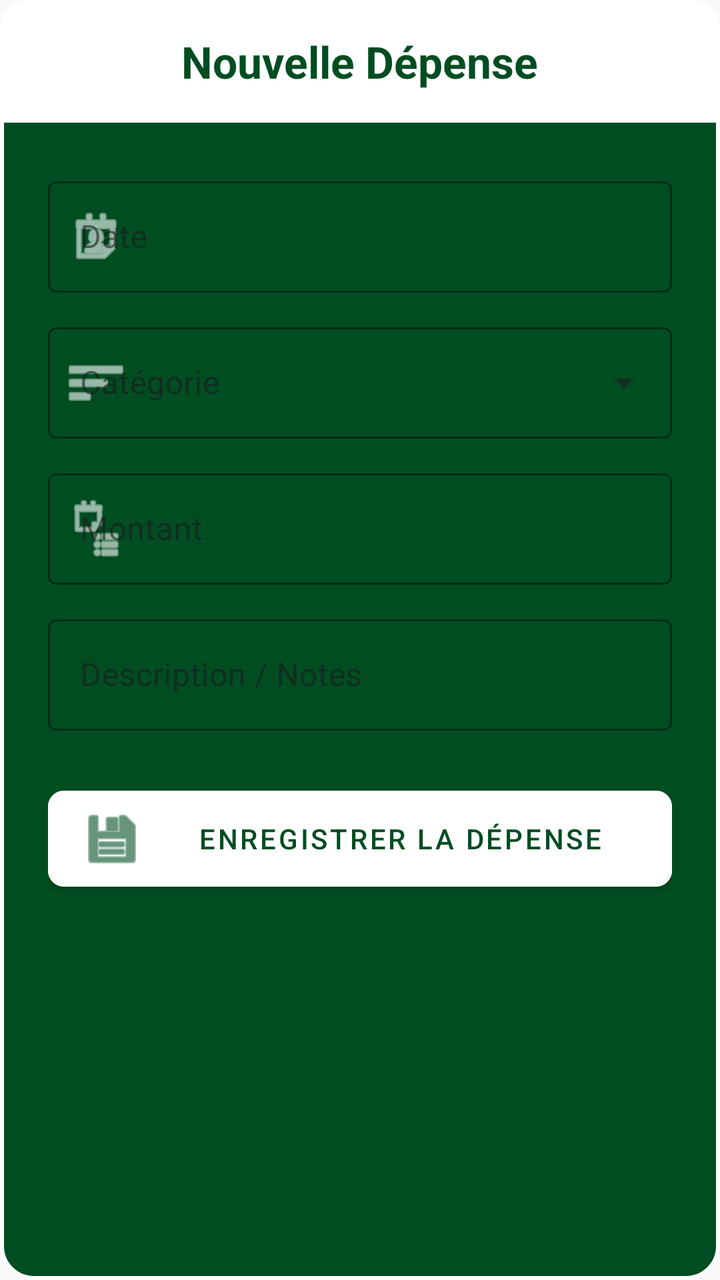
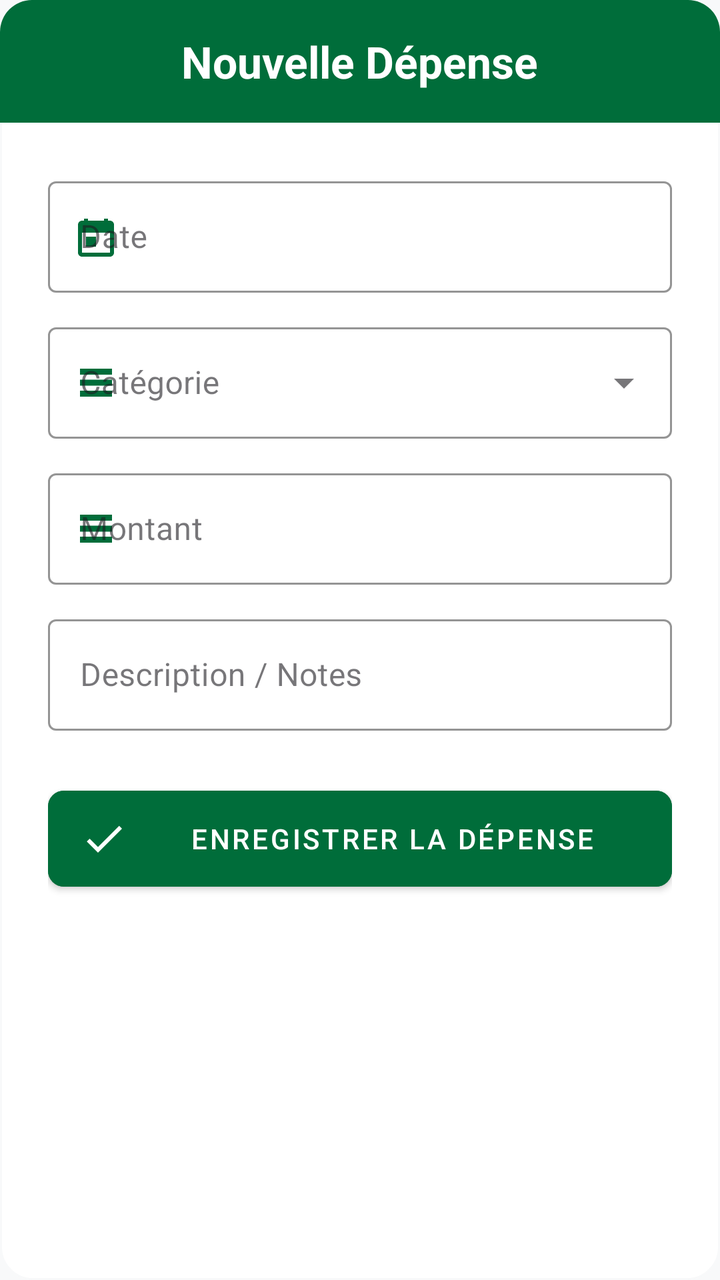

Screens rendered from an Android XML layout before and after an edit, with the pre-edit source and the edit as a unified diff.
<!-- AndroidManifest.xml: application theme Theme.Poulailler_copilot -->
<!-- res/layout/dialog_add_expense.xml -->
<?xml version="1.0" encoding="utf-8"?>
<LinearLayout xmlns:android="http://schemas.android.com/apk/res/android"
    xmlns:app="http://schemas.android.com/apk/res-auto"
    android:layout_width="match_parent"
    android:layout_height="wrap_content"
    android:orientation="vertical"
    android:background="@drawable/bg_dialog_dark">

    <LinearLayout
        android:layout_width="match_parent"
        android:layout_height="wrap_content"
        android:background="@drawable/bg_dialog_header"
        android:padding="16dp"
        android:gravity="center">
        <TextView
            android:layout_width="wrap_content"
            android:layout_height="wrap_content"
            android:text="Nouvelle Dépense"
            android:textColor="@color/primary_variant"
            android:textSize="22sp"
            android:textStyle="bold"/>
    </LinearLayout>

    <LinearLayout
        android:layout_width="match_parent"
        android:layout_height="wrap_content"
        android:orientation="vertical"
        android:padding="24dp">

        <com.google.android.material.textfield.TextInputLayout
            android:id="@+id/tilDate"
            android:layout_width="match_parent"
            android:layout_height="wrap_content"
            android:hint="Date"
            style="@style/Widget.MaterialComponents.TextInputLayout.OutlinedBox"
            android:layout_marginBottom="12dp"
            app:hintTextColor="#CCFFFFFF"
            app:boxStrokeColor="@color/white"
            app:startIconDrawable="@android:drawable/ic_menu_my_calendar"
            app:startIconTint="@color/white">
            <com.google.android.material.textfield.TextInputEditText
                android:id="@+id/etExpenseDate"
                android:layout_width="match_parent"
                android:layout_height="wrap_content"
                android:focusable="false"
                android:clickable="true"
                android:textColor="@color/white" />
        </com.google.android.material.textfield.TextInputLayout>

        <com.google.android.material.textfield.TextInputLayout
            android:layout_width="match_parent"
            android:layout_height="wrap_content"
            android:hint="Catégorie"
            style="@style/Widget.MaterialComponents.TextInputLayout.OutlinedBox.ExposedDropdownMenu"
            android:layout_marginBottom="12dp"
            app:hintTextColor="#CCFFFFFF"
            app:boxStrokeColor="@color/white"
            app:startIconDrawable="@android:drawable/ic_menu_sort_by_size"
            app:startIconTint="@color/white">
            <AutoCompleteTextView
                android:id="@+id/autoCompleteCategory"
                android:layout_width="match_parent"
                android:layout_height="wrap_content"
                android:inputType="none"
                android:textColor="@color/white" />
        </com.google.android.material.textfield.TextInputLayout>

        <com.google.android.material.textfield.TextInputLayout
            android:id="@+id/tilSubCategory"
            android:layout_width="match_parent"
            android:layout_height="wrap_content"
            android:hint="Sous-catégorie"
            style="@style/Widget.MaterialComponents.TextInputLayout.OutlinedBox.ExposedDropdownMenu"
            android:layout_marginBottom="12dp"
            android:visibility="gone"
            app:hintTextColor="#CCFFFFFF"
            app:boxStrokeColor="@color/white"
            app:startIconDrawable="@android:drawable/ic_menu_sort_by_size"
            app:startIconTint="@color/white">
            <AutoCompleteTextView
                android:id="@+id/autoCompleteSubCategory"
                android:layout_width="match_parent"
                android:layout_height="wrap_content"
                android:inputType="none"
                android:textColor="@color/white" />
        </com.google.android.material.textfield.TextInputLayout>

        <com.google.android.material.textfield.TextInputLayout
            android:id="@+id/tilQuantityKg"
            android:layout_width="match_parent"
            android:layout_height="wrap_content"
            android:hint="Quantité (kg)"
            style="@style/Widget.MaterialComponents.TextInputLayout.OutlinedBox"
            android:layout_marginBottom="12dp"
            android:visibility="gone"
            app:hintTextColor="#CCFFFFFF"
            app:boxStrokeColor="@color/white">
            <com.google.android.material.textfield.TextInputEditText
                android:id="@+id/etQuantityKg"
                android:layout_width="match_parent"
                android:layout_height="wrap_content"
                android:inputType="numberDecimal"
                android:textColor="@color/white" />
        </com.google.android.material.textfield.TextInputLayout>

        <com.google.android.material.textfield.TextInputLayout
            android:id="@+id/tilAmount"
            android:layout_width="match_parent"
            android:layout_height="wrap_content"
            android:hint="Montant"
            style="@style/Widget.MaterialComponents.TextInputLayout.OutlinedBox"
            android:layout_marginBottom="12dp"
            app:hintTextColor="#CCFFFFFF"
            app:boxStrokeColor="@color/white"
            app:startIconDrawable="@android:drawable/ic_menu_agenda"
            app:startIconTint="@color/white">
            <com.google.android.material.textfield.TextInputEditText
                android:id="@+id/etAmount"
                android:layout_width="match_parent"
                android:layout_height="wrap_content"
                android:inputType="numberDecimal"
                android:textColor="@color/white" />
        </com.google.android.material.textfield.TextInputLayout>

        <com.google.android.material.textfield.TextInputLayout
            android:layout_width="match_parent"
            android:layout_height="wrap_content"
            android:hint="Description / Notes"
            style="@style/Widget.MaterialComponents.TextInputLayout.OutlinedBox"
            android:layout_marginBottom="24dp"
            app:hintTextColor="#CCFFFFFF"
            app:boxStrokeColor="@color/white">
            <com.google.android.material.textfield.TextInputEditText
                android:id="@+id/etDescription"
                android:layout_width="match_parent"
                android:layout_height="wrap_content"
                android:inputType="textLongMessage"
                android:textColor="@color/white" />
        </com.google.android.material.textfield.TextInputLayout>

        <com.google.android.material.button.MaterialButton
            android:id="@+id/btnSaveExpense"
            android:layout_width="match_parent"
            android:layout_height="60dp"
            android:text="ENREGISTRER LA DÉPENSE"
            android:backgroundTint="@color/white"
            android:textColor="@color/primary_variant"
            app:cornerRadius="8dp"
            app:icon="@android:drawable/ic_menu_save"
            app:iconTint="@color/primary_variant" />
    </LinearLayout>
</LinearLayout>
<!-- resources referenced by this layout -->
<resources>
  <color name="primary_variant">#004D22</color>
  <color name="white">#FFFFFFFF</color>
  <!-- drawable bg_dialog_dark (drawable) -->
  <?xml version="1.0" encoding="utf-8"?>
  <shape xmlns:android="http://schemas.android.com/apk/res/android">
      <solid android:color="@color/primary_variant" />
      <stroke
          android:width="2dp"
          android:color="@color/white" />
      <corners android:radius="16dp" />
  </shape>
  <!-- drawable bg_dialog_header (drawable) -->
  <?xml version="1.0" encoding="utf-8"?>
  <shape xmlns:android="http://schemas.android.com/apk/res/android">
      <solid android:color="@color/white" />
      <corners
          android:topLeftRadius="14dp"
          android:topRightRadius="14dp" />
  </shape>
  <color name="primary">#006D3A</color>
  <color name="secondary">#43A047</color>
  <color name="secondary_variant">#2E7D32</color>
  <color name="background">@color/off_white</color>
  <color name="surface">#FFFFFF</color>
  <color name="text_primary">#1C1B1F</color>
  <color name="text_secondary">#49454F</color>
  <style name="Widget.App.CardView" parent="Widget.MaterialComponents.CardView">
          <item name="cardElevation">2dp</item>
          <item name="cardCornerRadius">16dp</item>
          <item name="cardBackgroundColor">@color/surface</item>
          <item name="strokeWidth">0dp</item>
      </style>
  <style name="ShapeAppearance.App.LargeComponent" parent="ShapeAppearance.MaterialComponents.LargeComponent">
          <item name="cornerFamily">rounded</item>
          <item name="cornerSize">16dp</item>
      </style>
  <style name="ThemeOverlay.App.MaterialAlertDialog" parent="ThemeOverlay.MaterialComponents.MaterialAlertDialog">
          <item name="colorSurface">@color/surface</item>
          <item name="colorOnSurface">@color/text_primary</item>
          <item name="android:textColorPrimary">@color/text_primary</item>
      </style>
  <color name="off_white">#F8F9FA</color>
  <!-- unchanged entries left out for length: 1 -->
</resources>

<!-- the commit's change to res/layout/dialog_add_expense.xml (unified diff, before → after) -->
@@ -16,7 +16,7 @@
             android:layout_width="wrap_content"
             android:layout_height="wrap_content"
             android:text="Nouvelle Dépense"
-            android:textColor="@color/primary_variant"
+            android:textColor="@color/white"
             android:textSize="22sp"
             android:textStyle="bold"/>
     </LinearLayout>
@@ -34,17 +34,17 @@
             android:hint="Date"
             style="@style/Widget.MaterialComponents.TextInputLayout.OutlinedBox"
             android:layout_marginBottom="12dp"
-            app:hintTextColor="#CCFFFFFF"
-            app:boxStrokeColor="@color/white"
-            app:startIconDrawable="@android:drawable/ic_menu_my_calendar"
-            app:startIconTint="@color/white">
+            app:hintTextColor="@color/text_secondary"
+            app:boxStrokeColor="@color/primary"
+            app:startIconDrawable="@drawable/ic_calendar"
+            app:startIconTint="@color/primary">
             <com.google.android.material.textfield.TextInputEditText
                 android:id="@+id/etExpenseDate"
                 android:layout_width="match_parent"
                 android:layout_height="wrap_content"
                 android:focusable="false"
                 android:clickable="true"
-                android:textColor="@color/white" />
+                android:textColor="@color/text_primary" />
         </com.google.android.material.textfield.TextInputLayout>
 
         <com.google.android.material.textfield.TextInputLayout
@@ -53,16 +53,16 @@
             android:hint="Catégorie"
             style="@style/Widget.MaterialComponents.TextInputLayout.OutlinedBox.ExposedDropdownMenu"
             android:layout_marginBottom="12dp"
-            app:hintTextColor="#CCFFFFFF"
-            app:boxStrokeColor="@color/white"
-            app:startIconDrawable="@android:drawable/ic_menu_sort_by_size"
-            app:startIconTint="@color/white">
+            app:hintTextColor="@color/text_secondary"
+            app:boxStrokeColor="@color/primary"
+            app:startIconDrawable="@drawable/ic_batches"
+            app:startIconTint="@color/primary">
             <AutoCompleteTextView
                 android:id="@+id/autoCompleteCategory"
                 android:layout_width="match_parent"
                 android:layout_height="wrap_content"
                 android:inputType="none"
-                android:textColor="@color/white" />
+                android:textColor="@color/text_primary" />
         </com.google.android.material.textfield.TextInputLayout>
 
         <com.google.android.material.textfield.TextInputLayout
@@ -73,16 +73,16 @@
             style="@style/Widget.MaterialComponents.TextInputLayout.OutlinedBox.ExposedDropdownMenu"
             android:layout_marginBottom="12dp"
             android:visibility="gone"
-            app:hintTextColor="#CCFFFFFF"
-            app:boxStrokeColor="@color/white"
-            app:startIconDrawable="@android:drawable/ic_menu_sort_by_size"
-            app:startIconTint="@color/white">
+            app:hintTextColor="@color/text_secondary"
+            app:boxStrokeColor="@color/primary"
+            app:startIconDrawable="@drawable/ic_batches"
+            app:startIconTint="@color/primary">
             <AutoCompleteTextView
                 android:id="@+id/autoCompleteSubCategory"
                 android:layout_width="match_parent"
                 android:layout_height="wrap_content"
                 android:inputType="none"
-                android:textColor="@color/white" />
+                android:textColor="@color/text_primary" />
         </com.google.android.material.textfield.TextInputLayout>
 
         <com.google.android.material.textfield.TextInputLayout
@@ -93,14 +93,14 @@
             style="@style/Widget.MaterialComponents.TextInputLayout.OutlinedBox"
             android:layout_marginBottom="12dp"
             android:visibility="gone"
-            app:hintTextColor="#CCFFFFFF"
-            app:boxStrokeColor="@color/white">
+            app:hintTextColor="@color/text_secondary"
+            app:boxStrokeColor="@color/primary">
             <com.google.android.material.textfield.TextInputEditText
                 android:id="@+id/etQuantityKg"
                 android:layout_width="match_parent"
                 android:layout_height="wrap_content"
                 android:inputType="numberDecimal"
-                android:textColor="@color/white" />
+                android:textColor="@color/text_primary" />
         </com.google.android.material.textfield.TextInputLayout>
 
         <com.google.android.material.textfield.TextInputLayout
@@ -110,16 +110,16 @@
             android:hint="Montant"
             style="@style/Widget.MaterialComponents.TextInputLayout.OutlinedBox"
             android:layout_marginBottom="12dp"
-            app:hintTextColor="#CCFFFFFF"
-            app:boxStrokeColor="@color/white"
-            app:startIconDrawable="@android:drawable/ic_menu_agenda"
-            app:startIconTint="@color/white">
+            app:hintTextColor="@color/text_secondary"
+            app:boxStrokeColor="@color/primary"
+            app:startIconDrawable="@drawable/ic_batches"
+            app:startIconTint="@color/primary">
             <com.google.android.material.textfield.TextInputEditText
                 android:id="@+id/etAmount"
                 android:layout_width="match_parent"
                 android:layout_height="wrap_content"
                 android:inputType="numberDecimal"
-                android:textColor="@color/white" />
+                android:textColor="@color/text_primary" />
         </com.google.android.material.textfield.TextInputLayout>
 
         <com.google.android.material.textfield.TextInputLayout
@@ -128,14 +128,14 @@
             android:hint="Description / Notes"
             style="@style/Widget.MaterialComponents.TextInputLayout.OutlinedBox"
             android:layout_marginBottom="24dp"
-            app:hintTextColor="#CCFFFFFF"
-            app:boxStrokeColor="@color/white">
+            app:hintTextColor="@color/text_secondary"
+            app:boxStrokeColor="@color/primary">
             <com.google.android.material.textfield.TextInputEditText
                 android:id="@+id/etDescription"
                 android:layout_width="match_parent"
                 android:layout_height="wrap_content"
                 android:inputType="textLongMessage"
-                android:textColor="@color/white" />
+                android:textColor="@color/text_primary" />
         </com.google.android.material.textfield.TextInputLayout>
 
         <com.google.android.material.button.MaterialButton
@@ -143,10 +143,10 @@
             android:layout_width="match_parent"
             android:layout_height="60dp"
             android:text="ENREGISTRER LA DÉPENSE"
-            android:backgroundTint="@color/white"
-            android:textColor="@color/primary_variant"
+            android:backgroundTint="@color/primary"
+            android:textColor="@color/white"
             app:cornerRadius="8dp"
-            app:icon="@android:drawable/ic_menu_save"
-            app:iconTint="@color/primary_variant" />
+            app:icon="@drawable/ic_check"
+            app:iconTint="@color/white" />
     </LinearLayout>
 </LinearLayout>
<!-- resource entries referenced after the edit -->
@@ -5,20 +5,50 @@
   <!-- drawable bg_dialog_dark (drawable) -->
   <?xml version="1.0" encoding="utf-8"?>
   <shape xmlns:android="http://schemas.android.com/apk/res/android">
-      <solid android:color="@color/primary_variant" />
+      <solid android:color="@color/surface" />
       <stroke
-          android:width="2dp"
-          android:color="@color/white" />
+          android:width="1dp"
+          android:color="@color/off_white" />
       <corners android:radius="16dp" />
   </shape>
   <!-- drawable bg_dialog_header (drawable) -->
   <?xml version="1.0" encoding="utf-8"?>
   <shape xmlns:android="http://schemas.android.com/apk/res/android">
-      <solid android:color="@color/white" />
+      <solid android:color="@color/primary" />
       <corners
-          android:topLeftRadius="14dp"
-          android:topRightRadius="14dp" />
+          android:topLeftRadius="16dp"
+          android:topRightRadius="16dp" />
   </shape>
+  <!-- drawable ic_batches (drawable) -->
+  <vector xmlns:android="http://schemas.android.com/apk/res/android"
+      android:width="24dp"
+      android:height="24dp"
+      android:viewportWidth="24"
+      android:viewportHeight="24">
+      <path
+          android:fillColor="#000000"
+          android:pathData="M4,5h16v3H4z M4,10.5h16v3H4z M4,16h16v3H4z"/>
+  </vector>
+  <!-- drawable ic_calendar (drawable) -->
+  <vector xmlns:android="http://schemas.android.com/apk/res/android"
+      android:width="24dp"
+      android:height="24dp"
+      android:viewportWidth="24"
+      android:viewportHeight="24">
+      <path
+          android:fillColor="#000000"
+          android:pathData="M19,4h-1V3h-2v1H8V3H6v1H5C3.89,4 3.01,4.9 3.01,6L3,20c0,1.1 0.89,2 2,2h14c1.1,0 2,-0.9 2,-2V6C21,4.9 20.1,4 19,4z M19,20H5V10h14V20z M7,12h5v5H7z"/>
+  </vector>
+  <!-- drawable ic_check (drawable) -->
+  <vector xmlns:android="http://schemas.android.com/apk/res/android"
+      android:width="24dp"
+      android:height="24dp"
+      android:viewportWidth="24"
+      android:viewportHeight="24">
+      <path
+          android:fillColor="#000000"
+          android:pathData="M9,16.17L4.83,12l-1.42,1.41L9,19 21,7l-1.41,-1.41z"/>
+  </vector>
   <color name="primary">#006D3A</color>
   <color name="secondary">#43A047</color>
   <color name="secondary_variant">#2E7D32</color>
